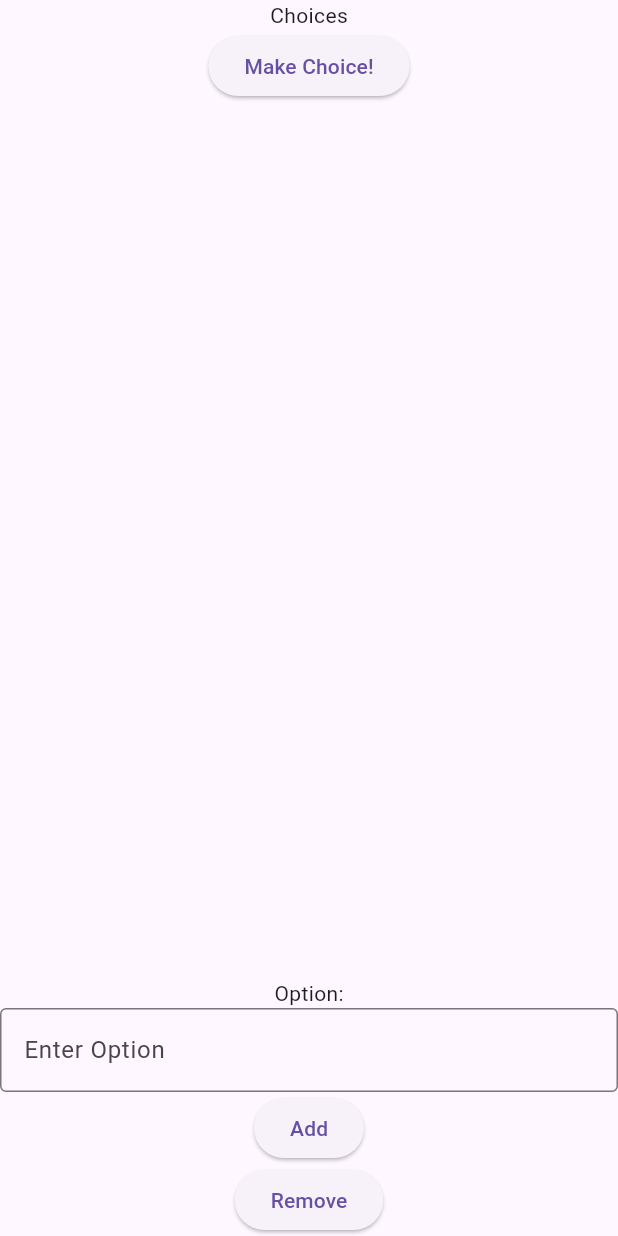
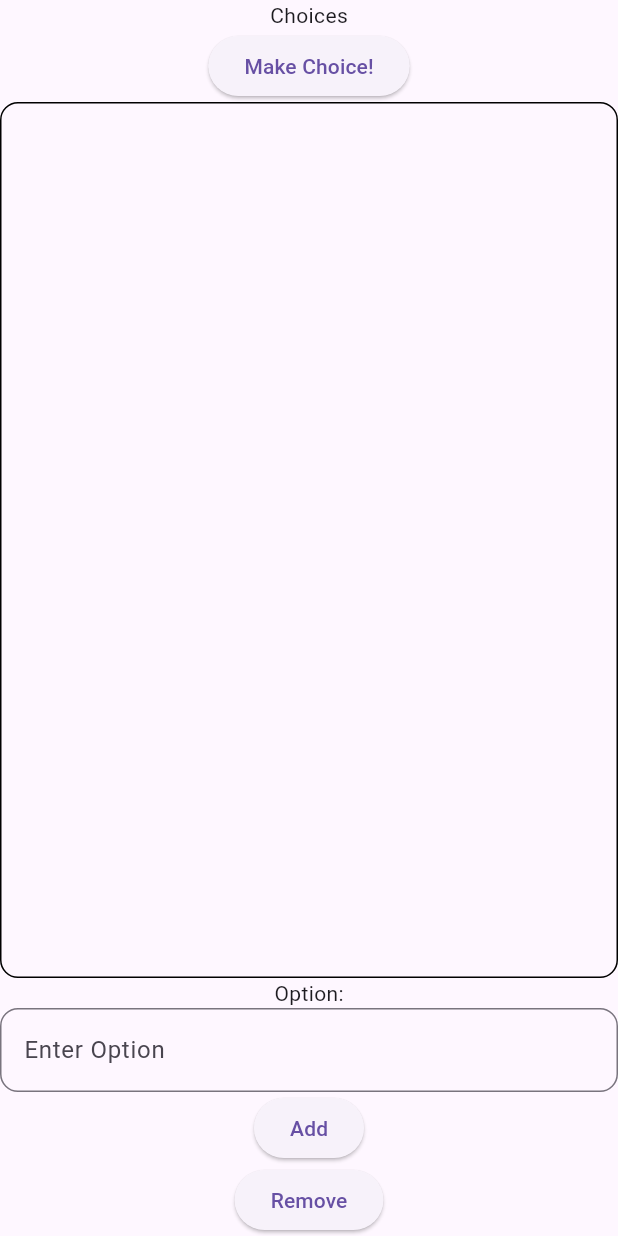
Before and after one commit to wherdared/CMPS3390-Project-1, a Flutter app: the screen it shows after launch, on a phone screen of 412 x 824 dp. Run offline on Flutter 3.47's test engine with Material 3 defaults, Android fonts, the phone set to English and light mode, and no system bars.

Commit message:
added little changes

```diff
--- a/lib/main.dart
+++ b/lib/main.dart
@@ -1,4 +1,5 @@
 import 'package:flutter/material.dart';
+
 import 'dart:math';
 
 void main() {
@@ -40,7 +41,18 @@ class _IndecisionViewState extends State<IndecisionView> {
                 showDialog(
                   context: context,
                   builder: (context) {
-                    return AlertDialog(content: Text(randomChoice));
+                    return AlertDialog(
+                      content: Text(randomChoice),
+                      actions: [
+                        ElevatedButton(
+                          onPressed: () {
+                            Navigator.pop(context);
+                          },
+                          child: Text('Okay'),
+
+                        ),
+                      ],
+                    );
                   },
                 );
               }
@@ -48,6 +60,11 @@ class _IndecisionViewState extends State<IndecisionView> {
             child: const Text('Make Choice!'),
           ),
           Expanded(
+            child: Container(
+              decoration: BoxDecoration(
+                border: Border.all(color: Colors.black),
+                borderRadius: BorderRadius.circular(12),
+              ),
               child: ListView.builder(
                 itemCount: choices.length,
                 itemBuilder: (context, index) {
@@ -63,10 +80,13 @@ class _IndecisionViewState extends State<IndecisionView> {
                 },
               ),
             ),
+          ),
           const Text('Option:'),
           TextField(
             decoration: InputDecoration(
-              border: OutlineInputBorder(),
+              border: OutlineInputBorder(
+                borderRadius: BorderRadius.circular(12),
+              ),
               hintText: 'Enter Option',
             ),
             controller: optionController,
```
Lines whose indentation alone changed are shown as unchanged.
